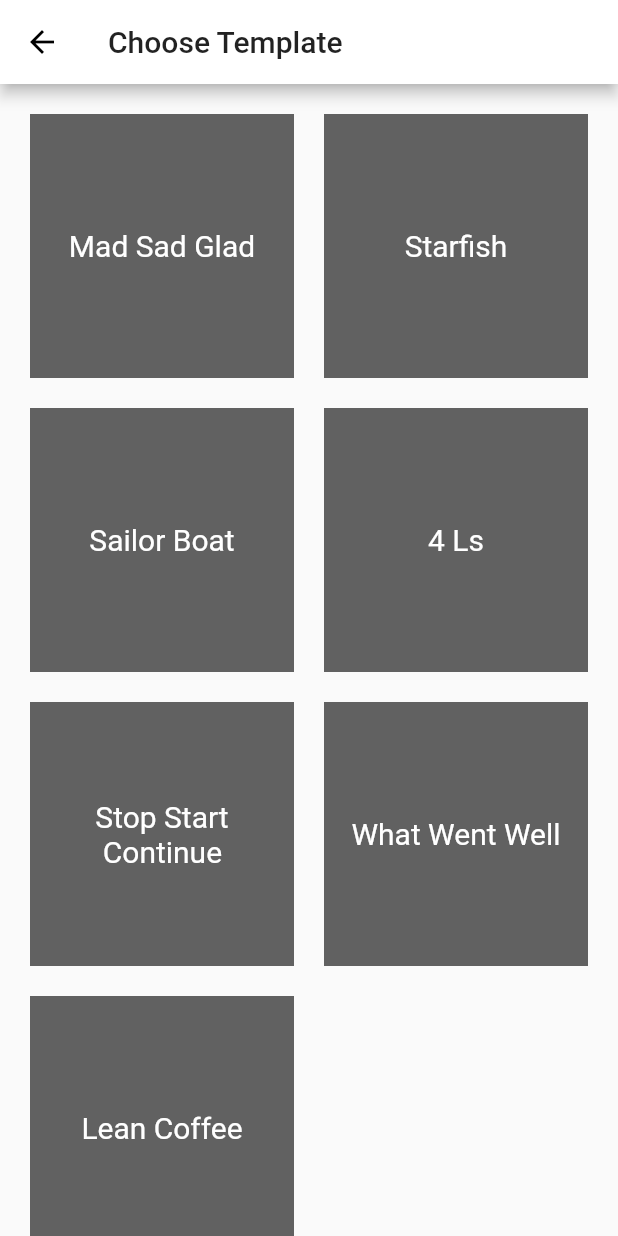
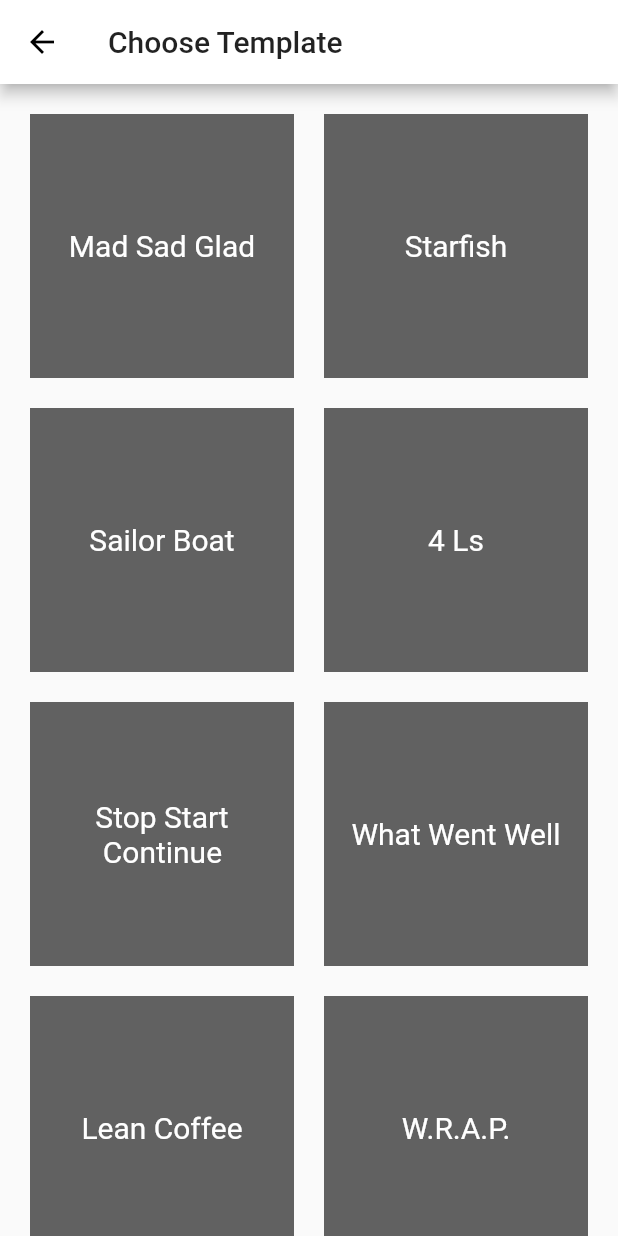
Before and after one commit to Mihrimah/retrospective, a Flutter app: the TemplatePage screen opened by its route, on a phone screen of 412 x 824 dp. Run offline on Flutter 3.47's test engine with Material 2 defaults, Android fonts, the phone set to English and light mode, and no system bars; our stand-ins replace cloud_firestore, firebase_core; accounts and stored records are empty.

Commit message:
Added WRAP template

```diff
--- a/lib/pages/add_new_content_page.dart
+++ b/lib/pages/add_new_content_page.dart
@@ -1,8 +1,6 @@
 import 'package:flutter/material.dart';
-import 'package:provider/provider.dart';
 import 'package:retrospektive/localization/retrospective_localization.dart';
 import 'package:retrospektive/model/retro_page_params.dart';
-import 'package:retrospektive/model/theme_provider.dart';
 import 'package:retrospektive/repository/firebase_repository.dart';
 
 class AddNewContentPage extends StatefulWidget {
--- a/lib/pages/template_page.dart
+++ b/lib/pages/template_page.dart
@@ -10,6 +10,7 @@ import 'package:retrospektive/template/starfish.dart';
 import 'package:retrospektive/template/fourls.dart';
 import 'package:retrospektive/template/stop_start_continue.dart';
 import 'package:retrospektive/template/what_went_well.dart';
+import 'package:retrospektive/template/wrap.dart';
 
 class TemplatePage extends StatelessWidget {
   final AbstractBaseTemplate madGladSadTemplate = MadGladSad();
@@ -19,6 +20,7 @@ class TemplatePage extends StatelessWidget {
   final AbstractBaseTemplate stopStartContinueTemplate = StopStartContinue();
   final AbstractBaseTemplate whatWentWellTemplate = WhatWentWell();
   final AbstractBaseTemplate leanCoffeeTemplate = LeanCoffee();
+  final AbstractBaseTemplate wrapTemplate = WrapTechnique();
   final CodeGenerator _codeGenerator = CodeGenerator();
 
   @override
@@ -103,6 +105,16 @@ class TemplatePage extends StatelessWidget {
                 child: leanCoffeeTemplate.getTemplateWidget(context),
               ),
             ),
+            GestureDetector(
+              onTap: () {
+                Navigator.pushNamed(context, "/retro",arguments: RetroPageParams(wrapTemplate,roomCodeGenerate(wrapTemplate.getTemplateTypeId())));
+              },
+              child: Container(
+                color: Theme.of(context).primaryColorDark,
+                padding: const EdgeInsets.all(8),
+                child: wrapTemplate.getTemplateWidget(context),
+              ),
+            ),
           ],
         ));
   }
--- /dev/null
+++ b/lib/template/wrap.dart
@@ -0,0 +1,11 @@
+import 'package:retrospektive/template/abstract_base_template.dart';
+
+class WrapTechnique extends AbstractBaseTemplate {
+  static final String templateName = "W.R.A.P.";
+  static final List<String> templateTitles = ["WISHES", "RISKS", "APPRECIATIONS", "PUZZLES"];
+  static final int templateType = 8;
+
+  WrapTechnique()
+      : super(name: templateName, titles: templateTitles, type: templateType);
+
+}
```
Also changed, not shown: lib/pages/start_page.dart (+6 -4 lines), lib/repository/firebase_repository.dart (+16 -0 lines).
